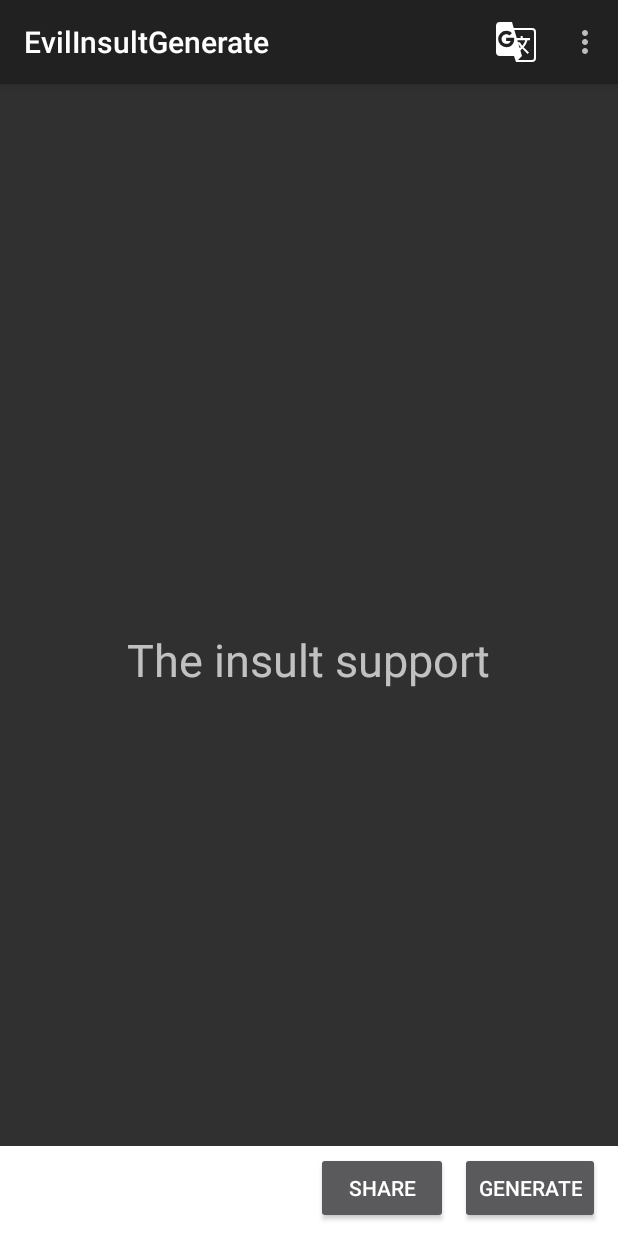
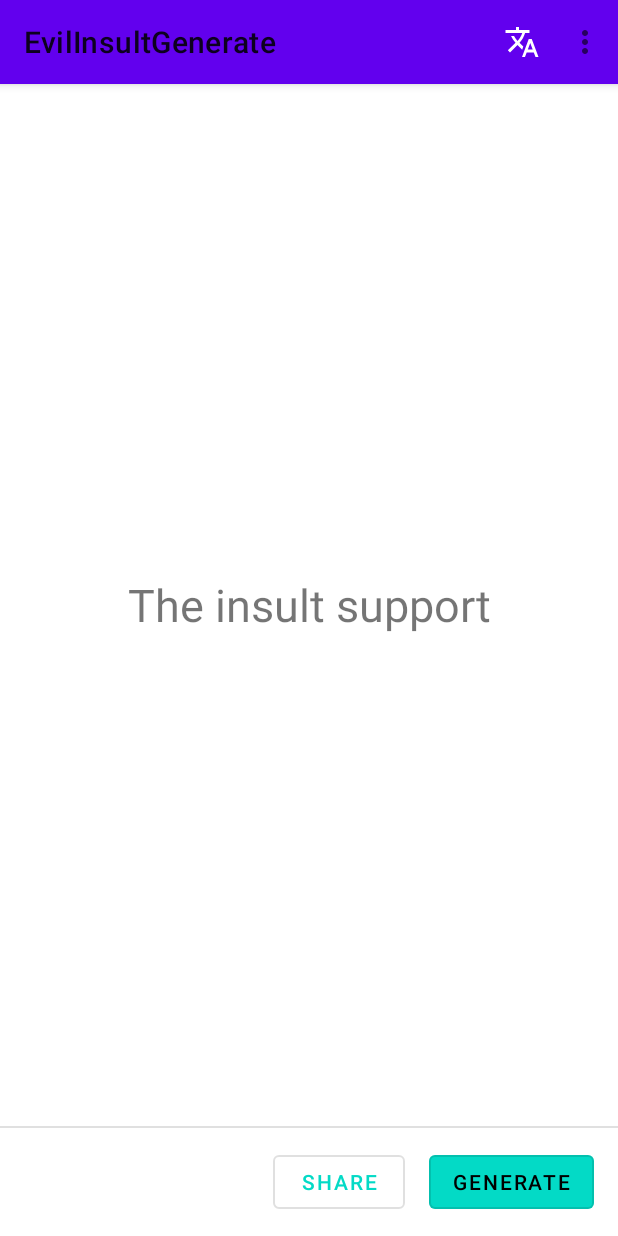
Before and after one commit to EvilInsultGenerator/android-app, an Android app: the screen it shows after launch (MainActivity), on a phone screen of 412 x 824 dp. Run offline under Robolectric (Android 15) with nearby library versions, the phone set to English and light mode, and no system bars.

Commit message:
Update changes

```diff
--- a/app/src/main/AndroidManifest.xml
+++ b/app/src/main/AndroidManifest.xml
@@ -1,12 +1,15 @@
 <manifest xmlns:android="http://schemas.android.com/apk/res/android"
     package="com.example.android">
+
+    <uses-permission android:name="android.permission.ACCESS_NETWORK_STATE"/>
+    <uses-permission android:name="android.permission.INTERNET"/>
 
     <application
         android:icon="@mipmap/ic_launcher"
         android:label="@string/app_name"
         android:roundIcon="@mipmap/ic_launcher_round"
         android:supportsRtl="true"
-        android:theme="@style/Theme.Design.NoActionBar">
+        android:theme="@style/AppTheme">
 
         <activity android:name=".MainActivity"
             android:label="@string/app_name">
--- a/app/src/main/java/com/example/android/MainActivity.kt
+++ b/app/src/main/java/com/example/android/MainActivity.kt
@@ -1,13 +1,34 @@
 package com.example.android
 
 import android.os.Bundle
+import android.util.Log
+import android.view.Menu
+import androidx.activity.viewModels
 import androidx.appcompat.app.AppCompatActivity
+import androidx.appcompat.widget.Toolbar
+import androidx.lifecycle.ViewModelProvider
+import com.example.android.viewmodels.InsultViewModel
 
 class MainActivity : AppCompatActivity() {
+
+    private val toolbar: Toolbar? by lazy { findViewById<Toolbar?>(R.id.toolbar) }
+
+    private val insultViewModel: InsultViewModel by viewModels()
 
     override fun onCreate(savedInstanceState: Bundle?) {
         super.onCreate(savedInstanceState)
         setContentView(R.layout.activity_main)
+        setSupportActionBar(toolbar)
+        try {
+            insultViewModel.insultGenerator()
+        } catch (e: Exception) {
+            e.printStackTrace()
+        }
+        Log.d("daniel", "Entro la aplicación")
     }
 
+    override fun onCreateOptionsMenu(menu: Menu?): Boolean {
+        menuInflater.inflate(R.menu.main_activity_menu, menu)
+        return super.onCreateOptionsMenu(menu)
+    }
 }
--- /dev/null
+++ b/app/src/main/java/com/example/android/viewmodels/InsultViewModel.kt
@@ -0,0 +1,41 @@
+package com.example.android.viewmodels
+
+import android.util.Log
+import androidx.lifecycle.MutableLiveData
+import androidx.lifecycle.ViewModel
+import java.io.InputStream
+import java.io.InputStreamReader
+import java.net.HttpURLConnection
+import java.net.URL
+
+class InsultViewModel : ViewModel() {
+
+    val insult: MutableLiveData<String> = MutableLiveData()
+
+
+    fun insultGenerator() {
+        val url: URL
+        var urlConnection: HttpURLConnection? = null
+        try {
+            url = URL("https://evilinsult.com/generate_insult.php?lang=es")
+            urlConnection = url
+                .openConnection() as HttpURLConnection
+            val `in`: InputStream = urlConnection.inputStream
+            val isw = InputStreamReader(`in`)
+            var data: Int = isw.read()
+            while (data != -1) {
+                val current = data.toChar()
+                data = isw.read()
+                Log.d("daniel", "Current$current")
+            }
+        } catch (e: Exception) {
+            e.printStackTrace()
+            Log.d("daniel", "catch")
+        } finally {
+            urlConnection?.disconnect()
+            Log.d("daniel", "Disconnect")
+        }
+    }
+
+//cancion minuto 25, faltando 17 para terminar
+}
--- a/app/src/main/res/drawable/ic_translate_black_24dp.xml
+++ b/app/src/main/res/drawable/ic_translate_black_24dp.xml
@@ -4,6 +4,6 @@
         android:viewportWidth="24.0"
         android:viewportHeight="24.0">
     <path
-        android:fillColor="#FF000000"
+        android:fillColor="@color/design_default_color_on_primary"
         android:pathData="M12.87,15.07l-2.54,-2.51 0.03,-0.03c1.74,-1.94 2.98,-4.17 3.71,-6.53L17,6L17,4h-7L10,2L8,2v2L1,4v1.99h11.17C11.5,7.92 10.44,9.75 9,11.35 8.07,10.32 7.3,9.19 6.69,8h-2c0.73,1.63 1.73,3.17 2.98,4.56l-5.09,5.02L4,19l5,-5 3.11,3.11 0.76,-2.04zM18.5,10h-2L12,22h2l1.12,-3h4.75L21,22h2l-4.5,-12zM15.88,17l1.62,-4.33L19.12,17h-3.24z"/>
 </vector>
--- a/app/src/main/res/layout/activity_main.xml
+++ b/app/src/main/res/layout/activity_main.xml
@@ -3,26 +3,22 @@
     xmlns:app="http://schemas.android.com/apk/res-auto"
     xmlns:tools="http://schemas.android.com/tools"
     android:layout_width="match_parent"
-    android:layout_height="match_parent"
-    android:orientation="vertical">
+    android:layout_height="match_parent">
 
-    <LinearLayout
-        android:layout_width="match_parent"
-        android:layout_height="match_parent"
-        android:orientation="vertical">
     <com.google.android.material.appbar.AppBarLayout
         android:layout_width="match_parent"
         android:layout_height="wrap_content"
         android:clipChildren="false"
+        app:elevation="4dp"
         tools:ignore="UnusedAttribute">
 
         <com.google.android.material.appbar.MaterialToolbar
+            android:id="@+id/toolbar"
             style="?toolbarStyle"
             android:layout_width="match_parent"
-                android:layout_height="wrap_content"
-                android:layout_gravity="end"
+            android:layout_height="?actionBarSize"
+            android:background="?colorPrimary"
             android:minHeight="?actionBarSize"
-                app:menu="@menu/main_activity_menu"
             app:title="@string/app_name" />
 
     </com.google.android.material.appbar.AppBarLayout>
@@ -30,37 +26,62 @@
     <LinearLayout
         android:layout_width="match_parent"
         android:layout_height="match_parent"
-            android:gravity="center"
-            android:orientation="vertical">
+        android:orientation="vertical"
+        app:layout_behavior="com.google.android.material.appbar.AppBarLayout$ScrollingViewBehavior">
+
+        <ScrollView
+            android:layout_width="match_parent"
+            android:layout_height="0dp"
+            android:layout_weight="1"
+            android:overScrollMode="ifContentScrolls">
 
             <TextView
-                android:layout_width="wrap_content"
+                android:id="@+id/insult_text"
+                android:layout_width="match_parent"
                 android:layout_height="wrap_content"
+                android:layout_gravity="center"
+                android:gravity="center"
                 android:text="The insult support"
                 android:textSize="30sp" />
-        </LinearLayout>
-    </LinearLayout>
+
+        </ScrollView>
+
+        <View
+            android:layout_width="match_parent"
+            android:layout_height="1dp"
+            android:background="@color/divider" />
+
         <LinearLayout
             android:layout_width="match_parent"
             android:layout_height="wrap_content"
+            android:gravity="end"
             android:orientation="horizontal"
-        android:gravity="end"
-        android:layout_gravity="bottom"
-        android:background="@color/design_default_color_on_primary">
-        <androidx.appcompat.widget.AppCompatButton
+            android:paddingStart="16dp"
+            android:paddingTop="12dp"
+            android:paddingEnd="16dp"
+            android:paddingBottom="12dp">
+            <!-- Dan error los botones de mqaterial components
+            -->
+            <com.google.android.material.button.MaterialButton
+                android:id="@+id/share_btn"
+                style="@style/Widget.MaterialComponents.Button.OutlinedButton"
                 android:layout_width="wrap_content"
                 android:layout_height="wrap_content"
+                android:layout_marginEnd="16dp"
                 android:text="@string/shared_text"
-            android:layout_marginEnd="8dp"
-            android:layout_marginTop="4dp"/>
-        <androidx.appcompat.widget.AppCompatButton
+                android:textColor="?colorSecondary" />
+
+            <com.google.android.material.button.MaterialButton
+                android:id="@+id/generate_btn"
+                style="@style/Widget.MaterialComponents.Button.OutlinedButton"
                 android:layout_width="wrap_content"
                 android:layout_height="wrap_content"
                 android:text="@string/generate_text"
-            android:layout_marginEnd="12dp"
-            android:layout_marginBottom="8dp"
-            android:layout_marginTop="4dp"/>
+                android:textColor="?colorOnSecondary"
+                app:backgroundTint="?colorSecondary" />
+
         </LinearLayout>
 
+    </LinearLayout>
 
 </androidx.coordinatorlayout.widget.CoordinatorLayout>
--- a/app/src/main/res/menu/main_activity_menu.xml
+++ b/app/src/main/res/menu/main_activity_menu.xml
@@ -4,9 +4,10 @@
     xmlns:tools="http://schemas.android.com/tools"
     tools:context=".MainActivity">
     <item
-        android:icon="@drawable/ic_translate"
-        android:title=""
+        android:icon="@drawable/ic_translate_black_24dp"
+        android:title="@string/language"
         app:showAsAction="ifRoom" />
+
     <item android:title="@string/social_text">
         <menu>
             <item android:title="@string/twitter" />
@@ -14,11 +15,13 @@
             <item android:title="@string/website" />
         </menu>
     </item>
+
     <item android:title="@string/contact_text">
         <menu>
             <item android:title="@string/proposal" />
             <item android:title="@string/support" />
         </menu>
     </item>
+
     <item android:title="@string/legal_text" />
 </menu>
--- /dev/null
+++ b/app/src/main/res/values-night/colors.xml
@@ -0,0 +1,4 @@
+<?xml version="1.0" encoding="utf-8"?>
+<resources>
+    <color name="divider">#1fffffff</color>
+</resources>
--- a/app/src/main/res/values/colors.xml
+++ b/app/src/main/res/values/colors.xml
@@ -3,4 +3,5 @@
     <color name="colorPrimary">#6200EE</color>
     <color name="colorPrimaryDark">#3700B3</color>
     <color name="colorAccent">#03DAC5</color>
+    <color name="divider">#1f000000</color>
 </resources>
--- a/app/src/main/res/values/strings.xml
+++ b/app/src/main/res/values/strings.xml
@@ -5,12 +5,11 @@
     <string name="legal_text">Legal</string>
     <string name="generate_text">Generate</string>
     <string name="insult_text">This is some Random Insult</string>
-    <string name="shared_text">share</string>
-    <string name="twitter">twitter</string>
-    <string name="newsletter">newsletter</string>
-    <string name="website">website</string>
-    <string name="proposal">proposal</string>
-    <string name="support">support</string>
-
-
+    <string name="shared_text">Share</string>
+    <string name="twitter">Twitter</string>
+    <string name="newsletter">Newsletter</string>
+    <string name="website">Website</string>
+    <string name="proposal">Proposal</string>
+    <string name="support">Support</string>
+    <string name="language">Language</string>
 </resources>
--- a/app/src/main/res/values/styles.xml
+++ b/app/src/main/res/values/styles.xml
@@ -1,13 +1,11 @@
 <resources>
 
     <!-- Base application theme. -->
-    <style name="AppTheme" parent="Theme.AppCompat.Light.NoActionBar">
+    <style name="AppTheme" parent="Theme.MaterialComponents.DayNight.NoActionBar">
         <!-- Customize your theme here. -->
         <item name="colorPrimary">@color/colorPrimary</item>
         <item name="colorPrimaryDark">@color/colorPrimaryDark</item>
         <item name="colorAccent">@color/colorAccent</item>
     </style>
 
-
-
 </resources>
--- a/build.gradle
+++ b/build.gradle
@@ -1,7 +1,7 @@
 // Top-level build file where you can add configuration options common to all sub-projects/modules.
 
 buildscript {
-    ext.kotlin_version = '1.3.61'
+    ext.kotlin_version = '1.3.72'
     repositories {
         google()
         jcenter()
```
Also changed, not shown: app/build.gradle (+20 -6 lines). Lines whose indentation alone changed are shown as unchanged.
